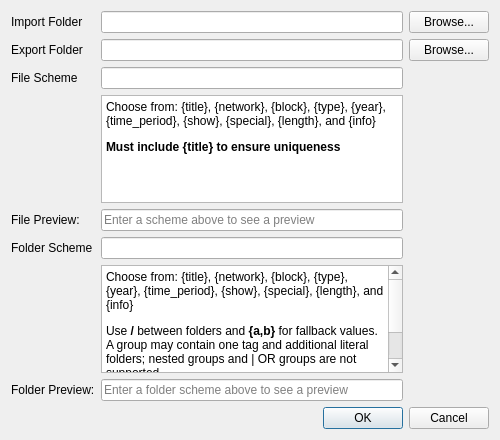
Qt form settings/settingswindow.ui (trafficman/commcut) before a commit.
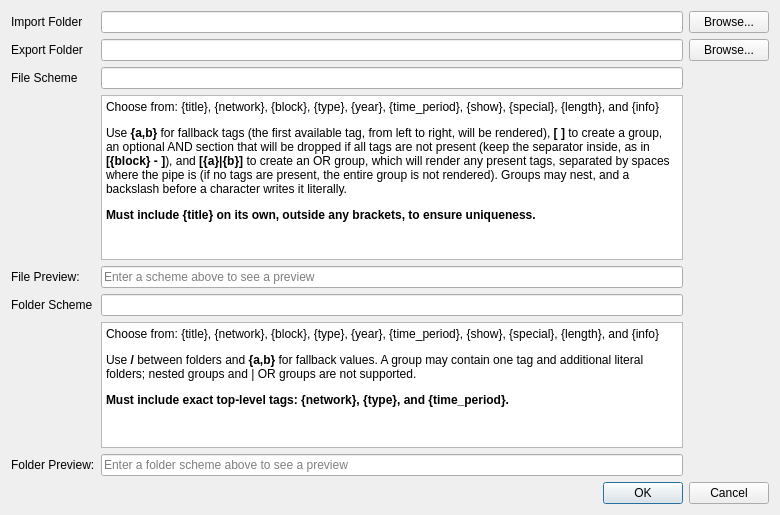
The same form after that commit.

Commit message: update filename explanation in settings

```diff
--- a/settings/settingswindow.ui
+++ b/settings/settingswindow.ui
@@ -6,14 +6,14 @@
    <rect>
     <x>0</x>
     <y>0</y>
-    <width>500</width>
-    <height>440</height>
+    <width>780</width>
+    <height>515</height>
    </rect>
   </property>
   <property name="minimumSize">
    <size>
-    <width>500</width>
-    <height>420</height>
+    <width>780</width>
+    <height>515</height>
    </size>
   </property>
   <property name="windowTitle">
@@ -69,8 +69,23 @@
      </item>
      <item row="3" column="1">
       <widget class="QTextBrowser" name="textBrowserFileScheme">
+       <property name="minimumSize">
+        <size>
+         <width>0</width>
+         <height>165</height>
+        </size>
+       </property>
        <property name="html">
-        <string>&lt;p&gt;Choose from: {title}, {network}, {block}, {type}, {year}, {time_period}, {show}, {special}, {length}, and {info}&lt;/p&gt;&lt;p&gt;&lt;b&gt;Must include {title} to ensure uniqueness&lt;/b&gt;&lt;/p&gt;</string>
+        <string>&lt;!DOCTYPE HTML PUBLIC &quot;-//W3C//DTD HTML 4.0//EN&quot; &quot;http://www.w3.org/TR/REC-html40/strict.dtd&quot;&gt;
+&lt;html&gt;&lt;head&gt;&lt;meta name=&quot;qrichtext&quot; content=&quot;1&quot; /&gt;&lt;meta charset=&quot;utf-8&quot; /&gt;&lt;style type=&quot;text/css&quot;&gt;
+p, li { white-space: pre-wrap; }
+hr { height: 1px; border-width: 0; }
+li.unchecked::marker { content: &quot;\2610&quot;; }
+li.checked::marker { content: &quot;\2612&quot;; }
+&lt;/style&gt;&lt;/head&gt;&lt;body style=&quot; font-family:'Segoe UI'; font-size:9pt; font-weight:400; font-style:normal;&quot;&gt;
+&lt;p style=&quot; margin-top:12px; margin-bottom:12px; margin-left:0px; margin-right:0px; -qt-block-indent:0; text-indent:0px;&quot;&gt;Choose from: {title}, {network}, {block}, {type}, {year}, {time_period}, {show}, {special}, {length}, and {info}&lt;/p&gt;
+&lt;p style=&quot; margin-top:12px; margin-bottom:12px; margin-left:0px; margin-right:0px; -qt-block-indent:0; text-indent:0px;&quot;&gt;Use &lt;span style=&quot; font-weight:700;&quot;&gt;{a,b}&lt;/span&gt; for fallback tags (the first available tag, from left to right, will be rendered), &lt;span style=&quot; font-weight:700;&quot;&gt;[ ]&lt;/span&gt; to create a group, an optional AND section that will be dropped if all tags are not present (keep the separator inside, as in &lt;span style=&quot; font-weight:700;&quot;&gt;[{block} - ]&lt;/span&gt;), and &lt;span style=&quot; font-weight:700;&quot;&gt;[{a}|{b}]&lt;/span&gt; to create an OR group, which will render any present tags, separated by spaces where the pipe is (if no tags are present, the entire group is not rendered). Groups may nest, and a backslash before a character writes it literally.&lt;/p&gt;
+&lt;p style=&quot; margin-top:12px; margin-bottom:12px; margin-left:0px; margin-right:0px; -qt-block-indent:0; text-indent:0px;&quot;&gt;&lt;span style=&quot; font-weight:700;&quot;&gt;Must include {title} on its own, outside any brackets, to ensure uniqueness.&lt;/span&gt;&lt;/p&gt;&lt;/body&gt;&lt;/html&gt;</string>
        </property>
       </widget>
      </item>
@@ -110,8 +125,23 @@
      </item>
      <item row="6" column="1">
       <widget class="QTextBrowser" name="textBrowserFolderScheme">
+       <property name="minimumSize">
+        <size>
+         <width>0</width>
+         <height>100</height>
+        </size>
+       </property>
        <property name="html">
-         <string>&lt;p&gt;Choose from: {title}, {network}, {block}, {type}, {year}, {time_period}, {show}, {special}, {length}, and {info}&lt;/p&gt;&lt;p&gt;Use &lt;b&gt;/&lt;/b&gt; between folders and &lt;b&gt;{a,b}&lt;/b&gt; for fallback values. A group may contain one tag and additional literal folders; nested groups and | OR groups are not supported.&lt;/p&gt;&lt;p&gt;&lt;b&gt;Must include exact top-level tags: {network}, {type}, and {time_period}.&lt;/b&gt;&lt;/p&gt;</string>
+        <string>&lt;!DOCTYPE HTML PUBLIC &quot;-//W3C//DTD HTML 4.0//EN&quot; &quot;http://www.w3.org/TR/REC-html40/strict.dtd&quot;&gt;
+&lt;html&gt;&lt;head&gt;&lt;meta name=&quot;qrichtext&quot; content=&quot;1&quot; /&gt;&lt;meta charset=&quot;utf-8&quot; /&gt;&lt;style type=&quot;text/css&quot;&gt;
+p, li { white-space: pre-wrap; }
+hr { height: 1px; border-width: 0; }
+li.unchecked::marker { content: &quot;\2610&quot;; }
+li.checked::marker { content: &quot;\2612&quot;; }
+&lt;/style&gt;&lt;/head&gt;&lt;body style=&quot; font-family:'Segoe UI'; font-size:9pt; font-weight:400; font-style:normal;&quot;&gt;
+&lt;p style=&quot; margin-top:12px; margin-bottom:12px; margin-left:0px; margin-right:0px; -qt-block-indent:0; text-indent:0px;&quot;&gt;Choose from: {title}, {network}, {block}, {type}, {year}, {time_period}, {show}, {special}, {length}, and {info}&lt;/p&gt;
+&lt;p style=&quot; margin-top:12px; margin-bottom:12px; margin-left:0px; margin-right:0px; -qt-block-indent:0; text-indent:0px;&quot;&gt;Use &lt;span style=&quot; font-weight:700;&quot;&gt;/&lt;/span&gt; between folders and &lt;span style=&quot; font-weight:700;&quot;&gt;{a,b}&lt;/span&gt; for fallback values. A group may contain one tag and additional literal folders; nested groups and | OR groups are not supported.&lt;/p&gt;
+&lt;p style=&quot; margin-top:12px; margin-bottom:12px; margin-left:0px; margin-right:0px; -qt-block-indent:0; text-indent:0px;&quot;&gt;&lt;span style=&quot; font-weight:700;&quot;&gt;Must include exact top-level tags: {network}, {type}, and {time_period}.&lt;/span&gt;&lt;/p&gt;&lt;/body&gt;&lt;/html&gt;</string>
        </property>
       </widget>
      </item>
```
The commit also changes 2 other files.
